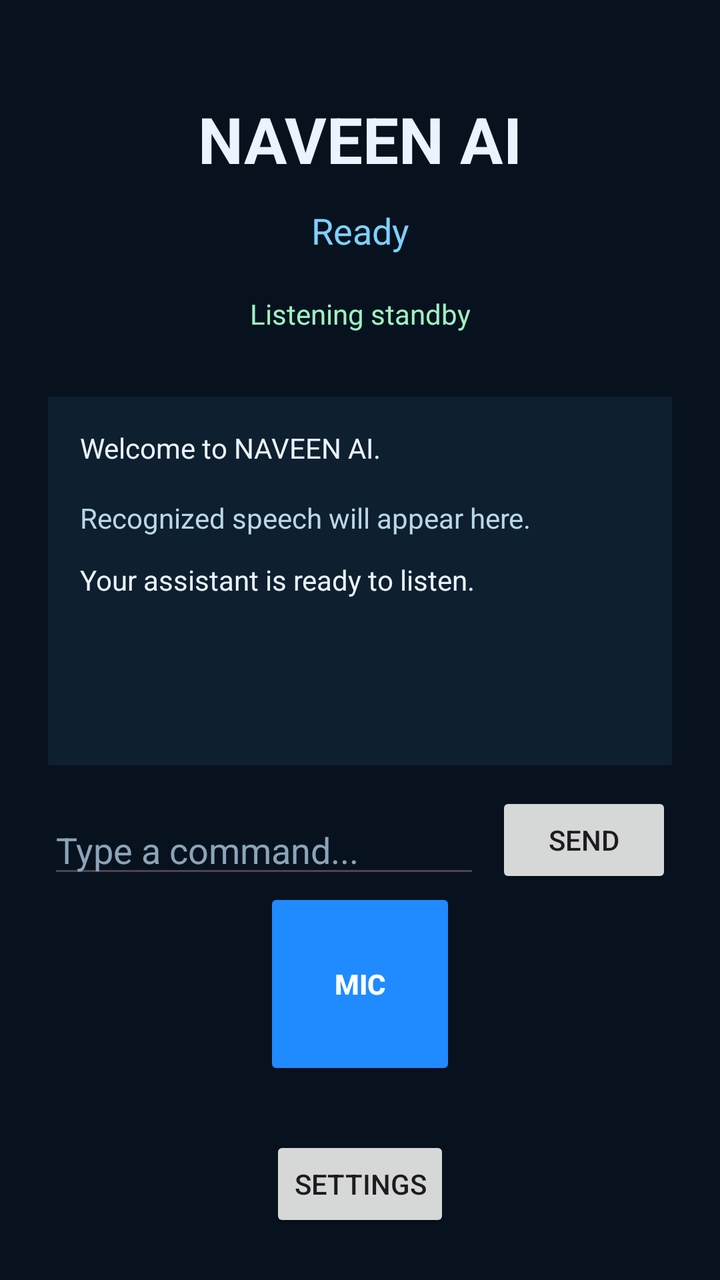
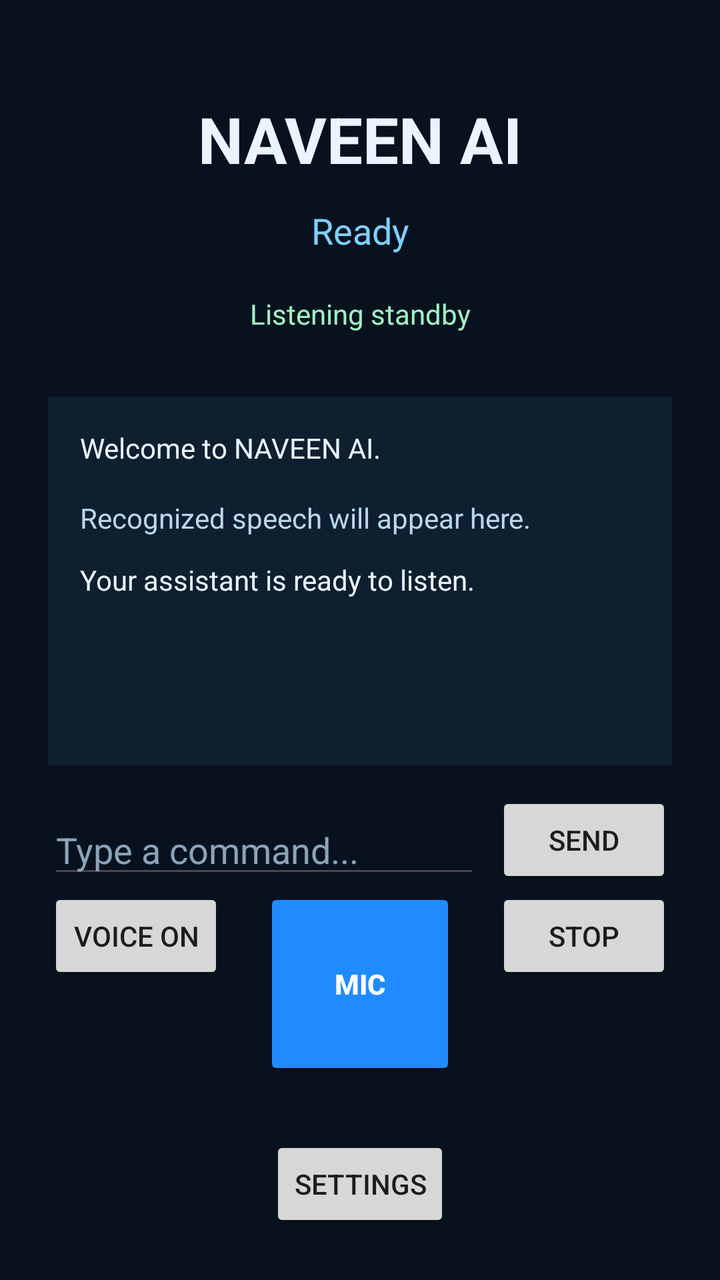

Two renders of the same Android screen: before a commit and after it. Below are the layout's source before the change and the commit's diff.
<!-- AndroidManifest.xml: application theme Theme.NaveenAI -->
<!-- res/layout/activity_main.xml -->
<?xml version="1.0" encoding="utf-8"?>
<androidx.constraintlayout.widget.ConstraintLayout xmlns:android="http://schemas.android.com/apk/res/android"
    xmlns:app="http://schemas.android.com/apk/res-auto"
    android:layout_width="match_parent"
    android:layout_height="match_parent"
    android:background="#08121f">

    <TextView
        android:id="@+id/titleText"
        android:layout_width="wrap_content"
        android:layout_height="wrap_content"
        android:layout_marginTop="48dp"
        android:text="NAVEEN AI"
        android:textColor="#EAF3FF"
        android:textSize="32sp"
        android:textStyle="bold"
        app:layout_constraintEnd_toEndOf="parent"
        app:layout_constraintStart_toStartOf="parent"
        app:layout_constraintTop_toTopOf="parent" />

    <TextView
        android:id="@+id/statusText"
        android:layout_width="wrap_content"
        android:layout_height="wrap_content"
        android:layout_marginTop="12dp"
        android:text="Ready"
        android:textColor="#7ED0FF"
        android:textSize="18sp"
        app:layout_constraintEnd_toEndOf="parent"
        app:layout_constraintStart_toStartOf="parent"
        app:layout_constraintTop_toBottomOf="@id/titleText" />

    <TextView
        android:id="@+id/listeningIndicator"
        android:layout_width="wrap_content"
        android:layout_height="wrap_content"
        android:layout_marginTop="20dp"
        android:text="Listening standby"
        android:textColor="#9EF1C1"
        app:layout_constraintEnd_toEndOf="parent"
        app:layout_constraintStart_toStartOf="parent"
        app:layout_constraintTop_toBottomOf="@id/statusText" />

    <ScrollView
        android:id="@+id/conversationScroll"
        android:layout_width="0dp"
        android:layout_height="0dp"
        android:layout_marginStart="24dp"
        android:layout_marginTop="32dp"
        android:layout_marginEnd="24dp"
        android:layout_marginBottom="20dp"
        android:background="#0E1F2F"
        android:padding="16dp"
        app:layout_constraintBottom_toTopOf="@id/commandInput"
        app:layout_constraintEnd_toEndOf="parent"
        app:layout_constraintStart_toStartOf="parent"
        app:layout_constraintTop_toBottomOf="@id/listeningIndicator">

        <LinearLayout
            android:layout_width="match_parent"
            android:layout_height="wrap_content"
            android:orientation="vertical">

            <TextView
                android:id="@+id/conversationText"
                android:layout_width="match_parent"
                android:layout_height="wrap_content"
                android:lineSpacingExtra="4dp"
                android:text="Welcome to NAVEEN AI."
                android:textColor="#EAF3FF" />

            <TextView
                android:id="@+id/recognizedText"
                android:layout_width="match_parent"
                android:layout_height="wrap_content"
                android:layout_marginTop="16dp"
                android:text="Recognized speech will appear here."
                android:textColor="#B8D8EA" />

            <TextView
                android:id="@+id/responseText"
                android:layout_width="match_parent"
                android:layout_height="wrap_content"
                android:layout_marginTop="12dp"
                android:text="Your assistant is ready to listen."
                android:textColor="#EAF3FF" />

            <TextView
                android:id="@+id/errorText"
                android:layout_width="match_parent"
                android:layout_height="wrap_content"
                android:layout_marginTop="12dp"
                android:textColor="#FFB4AB"
                android:visibility="gone" />
        </LinearLayout>
    </ScrollView>

    <EditText
        android:id="@+id/commandInput"
        android:layout_width="0dp"
        android:layout_height="wrap_content"
        android:layout_marginStart="24dp"
        android:layout_marginEnd="8dp"
        android:hint="Type a command..."
        android:inputType="text"
        android:textColor="#EAF3FF"
        android:textColorHint="#8BA4B8"
        app:layout_constraintBottom_toTopOf="@id/micButton"
        app:layout_constraintEnd_toStartOf="@id/sendButton"
        app:layout_constraintStart_toStartOf="parent" />

    <Button
        android:id="@+id/sendButton"
        android:layout_width="wrap_content"
        android:layout_height="wrap_content"
        android:layout_marginEnd="24dp"
        android:text="Send"
        app:layout_constraintBottom_toTopOf="@id/micButton"
        app:layout_constraintEnd_toEndOf="parent" />

    <Button
        android:id="@+id/micButton"
        android:layout_width="96dp"
        android:layout_height="96dp"
        android:layout_marginBottom="28dp"
        android:backgroundTint="#1F8BFF"
        android:text="Mic"
        android:textColor="#FFFFFF"
        android:textStyle="bold"
        app:layout_constraintBottom_toTopOf="@id/settingsButton"
        app:layout_constraintEnd_toEndOf="parent"
        app:layout_constraintStart_toStartOf="parent" />

    <Button
        android:id="@+id/settingsButton"
        android:layout_width="wrap_content"
        android:layout_height="wrap_content"
        android:layout_marginBottom="24dp"
        android:text="Settings"
        app:layout_constraintBottom_toBottomOf="parent"
        app:layout_constraintEnd_toEndOf="parent"
        app:layout_constraintStart_toStartOf="parent" />

</androidx.constraintlayout.widget.ConstraintLayout>
<!-- resources referenced by this layout -->
<resources>
  <style name="Theme.NaveenAI" parent="Theme.Material3.DayNight.NoActionBar">
          <item name="android:statusBarColor">#08121f</item>
          <item name="android:navigationBarColor">#08121f</item>
      </style>
</resources>

<!-- the commit's change to res/layout/activity_main.xml (unified diff, before → after) -->
@@ -119,6 +119,24 @@
         app:layout_constraintEnd_toEndOf="parent" />
 
     <Button
+        android:id="@+id/voiceToggle"
+        android:layout_width="wrap_content"
+        android:layout_height="wrap_content"
+        android:layout_marginStart="24dp"
+        android:text="Voice ON"
+        app:layout_constraintStart_toStartOf="parent"
+        app:layout_constraintTop_toBottomOf="@id/commandInput" />
+
+    <Button
+        android:id="@+id/stopSpeakingButton"
+        android:layout_width="wrap_content"
+        android:layout_height="wrap_content"
+        android:layout_marginEnd="24dp"
+        android:text="Stop"
+        app:layout_constraintEnd_toEndOf="parent"
+        app:layout_constraintTop_toBottomOf="@id/sendButton" />
+
+    <Button
         android:id="@+id/micButton"
         android:layout_width="96dp"
         android:layout_height="96dp"
